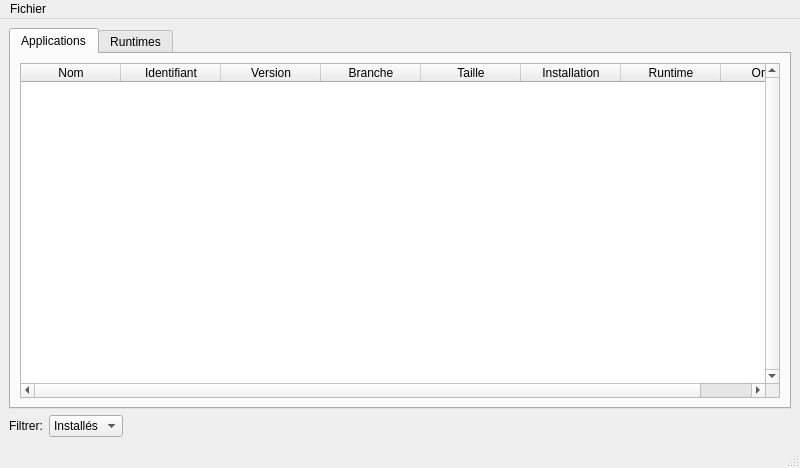
This is src/mainwindow.ui in seigneurfuo/flatpak-gui-python as Qt 5 draws it before an edit. The edited form follows.
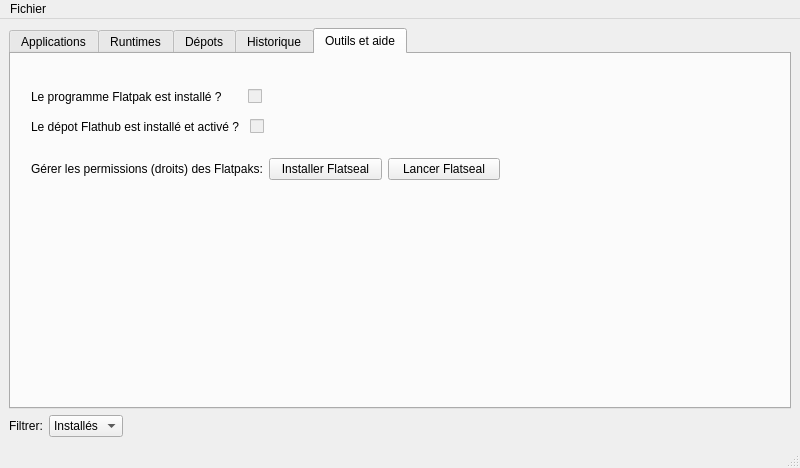
This is the edited form. The open tabs and pages were chosen to show the change. Icons and pictures are not drawn.

Commit message: Ajout de pas mal de nouvelles options (installation / suppression des flatpaks + liste des Flatpaks disponibles).

```diff
--- a/src/mainwindow.ui
+++ b/src/mainwindow.ui
@@ -56,6 +56,9 @@
           <property name="horizontalScrollMode">
            <enum>QAbstractItemView::ScrollPerPixel</enum>
           </property>
+          <property name="sortingEnabled">
+           <bool>true</bool>
+          </property>
           <attribute name="horizontalHeaderStretchLastSection">
            <bool>true</bool>
           </attribute>
@@ -162,6 +165,156 @@
         </item>
        </layout>
       </widget>
+      <widget class="QWidget" name="tab_3">
+       <attribute name="title">
+        <string>Dépots</string>
+       </attribute>
+       <layout class="QGridLayout" name="gridLayout_4">
+        <item row="0" column="0">
+         <widget class="QTableWidget" name="tableWidget_3">
+          <property name="verticalScrollBarPolicy">
+           <enum>Qt::ScrollBarAlwaysOn</enum>
+          </property>
+          <property name="horizontalScrollBarPolicy">
+           <enum>Qt::ScrollBarAlwaysOn</enum>
+          </property>
+          <property name="verticalScrollMode">
+           <enum>QAbstractItemView::ScrollPerPixel</enum>
+          </property>
+          <property name="horizontalScrollMode">
+           <enum>QAbstractItemView::ScrollPerPixel</enum>
+          </property>
+          <property name="sortingEnabled">
+           <bool>true</bool>
+          </property>
+          <attribute name="horizontalHeaderStretchLastSection">
+           <bool>true</bool>
+          </attribute>
+          <column>
+           <property name="text">
+            <string>Nom</string>
+           </property>
+          </column>
+          <column>
+           <property name="text">
+            <string>Titre</string>
+           </property>
+          </column>
+          <column>
+           <property name="text">
+            <string>Url</string>
+           </property>
+          </column>
+          <column>
+           <property name="text">
+            <string>Page web</string>
+           </property>
+          </column>
+         </widget>
+        </item>
+       </layout>
+      </widget>
+      <widget class="QWidget" name="tab_5">
+       <attribute name="title">
+        <string>Historique</string>
+       </attribute>
+      </widget>
+      <widget class="QWidget" name="tab_4">
+       <attribute name="title">
+        <string>Outils et aide</string>
+       </attribute>
+       <widget class="QWidget" name="layoutWidget">
+        <property name="geometry">
+         <rect>
+          <x>20</x>
+          <y>30</y>
+          <width>428</width>
+          <height>26</height>
+         </rect>
+        </property>
+        <layout class="QGridLayout" name="gridLayout_8">
+         <item row="0" column="0">
+          <widget class="QLabel" name="label_5">
+           <property name="text">
+            <string>Le programme Flatpak est installé ?</string>
+           </property>
+          </widget>
+         </item>
+         <item row="0" column="1">
+          <widget class="QCheckBox" name="flatpak_checkbox">
+           <property name="enabled">
+            <bool>false</bool>
+           </property>
+           <property name="text">
+            <string/>
+           </property>
+          </widget>
+         </item>
+        </layout>
+       </widget>
+       <widget class="QWidget" name="">
+        <property name="geometry">
+         <rect>
+          <x>20</x>
+          <y>100</y>
+          <width>469</width>
+          <height>30</height>
+         </rect>
+        </property>
+        <layout class="QGridLayout" name="gridLayout_6">
+         <item row="0" column="0">
+          <widget class="QLabel" name="label_2">
+           <property name="text">
+            <string>Gérer les permissions (droits) des Flatpaks:</string>
+           </property>
+          </widget>
+         </item>
+         <item row="0" column="1">
+          <widget class="QPushButton" name="flatseal_install_button">
+           <property name="text">
+            <string>Installer Flatseal</string>
+           </property>
+          </widget>
+         </item>
+         <item row="0" column="2">
+          <widget class="QPushButton" name="flatseal_launch_button">
+           <property name="text">
+            <string>Lancer Flatseal</string>
+           </property>
+          </widget>
+         </item>
+        </layout>
+       </widget>
+       <widget class="QWidget" name="">
+        <property name="geometry">
+         <rect>
+          <x>20</x>
+          <y>60</y>
+          <width>431</width>
+          <height>26</height>
+         </rect>
+        </property>
+        <layout class="QGridLayout" name="gridLayout_7">
+         <item row="0" column="0">
+          <widget class="QLabel" name="label_3">
+           <property name="text">
+            <string>Le dépot Flathub est installé et activé ?</string>
+           </property>
+          </widget>
+         </item>
+         <item row="0" column="1">
+          <widget class="QCheckBox" name="flathub_checkbox">
+           <property name="enabled">
+            <bool>false</bool>
+           </property>
+           <property name="text">
+            <string/>
+           </property>
+          </widget>
+         </item>
+        </layout>
+       </widget>
+      </widget>
      </widget>
     </item>
     <item row="1" column="0">
```
Left out of the diff: 121 changed lines with no effect on the pictures. The commit also changes 3 other files.
